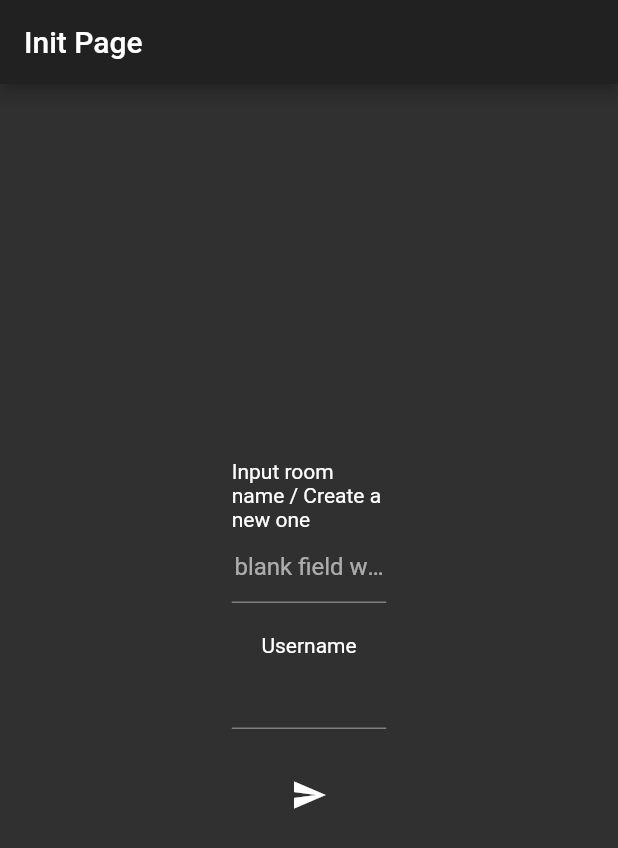
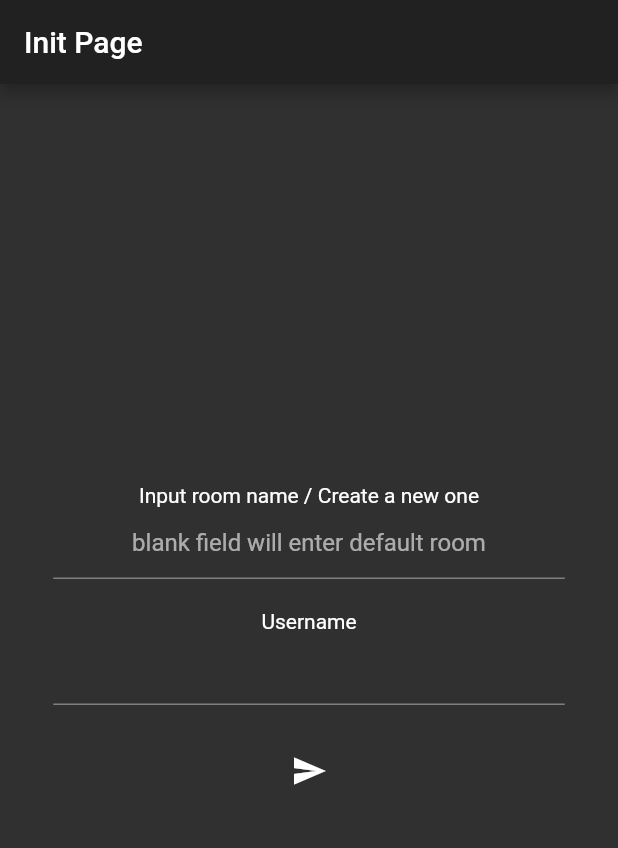
Before and after one commit to brilliantDjaka/flutter-instant-chat, a Flutter app: the screen it shows after launch, on a phone screen of 412 x 824 dp. Shown: the top 848 px of the screen. Run offline on Flutter 3.47's test engine with Material 2 defaults, Android fonts, the phone set to English and light mode, and no system bars; missing offline and left inert: firebase; accounts and stored records are empty.

Commit message:
fix responsive for phone

```diff
--- a/lib/component/room_name_input.dart
+++ b/lib/component/room_name_input.dart
@@ -12,16 +12,17 @@ class RoomNameInput extends StatelessWidget {
 
   @override
   Widget build(BuildContext context) {
+    print(MediaQuery.of(context).size.width * 0.25);
     return SizedBox(
-      width: MediaQuery.of(context).size.width * 0.25,
+      width: (MediaQuery.of(context).size.width < 340) ? double.infinity:341,
       child: Column(
         crossAxisAlignment: CrossAxisAlignment.center,
         mainAxisAlignment: MainAxisAlignment.center,
         children: [
           Text('Input room name / Create a new one'),
           TextField(
-            decoration:
-                InputDecoration(hintText: 'blank field will enter default room'),
+            decoration: InputDecoration(
+                hintText: 'blank field will enter default room'),
             controller: _controllerRoom,
             textAlign: TextAlign.center,
           ),
```
